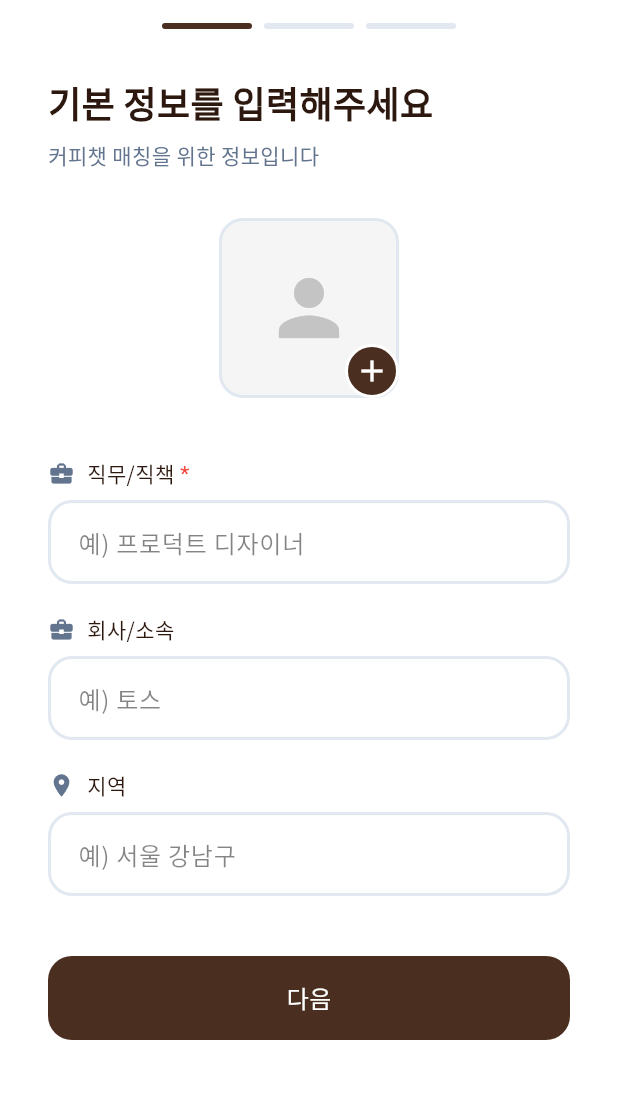
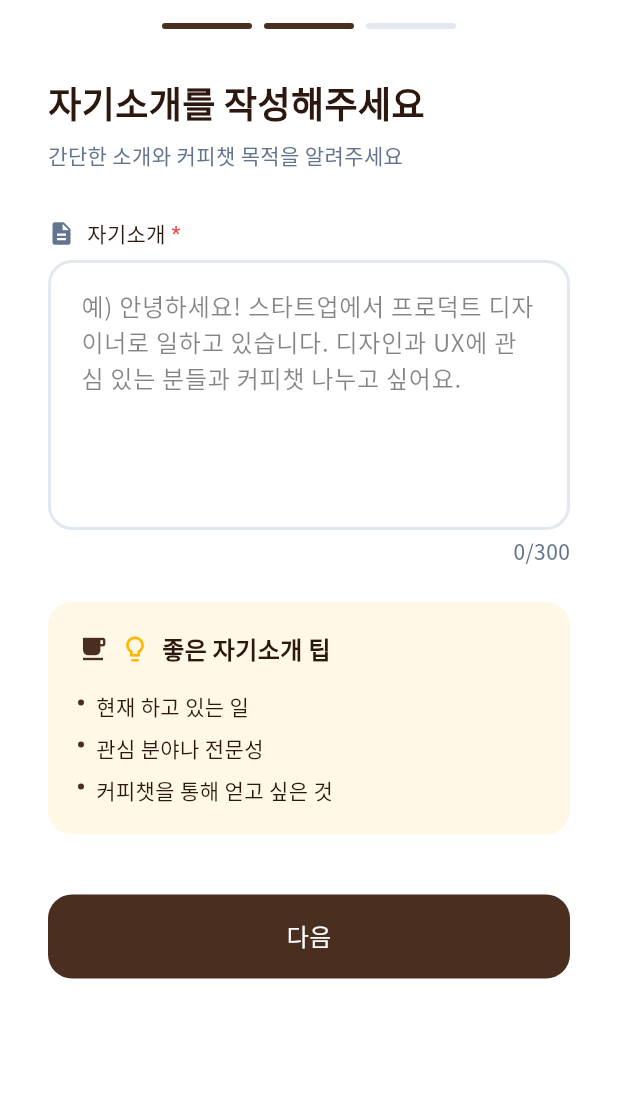
Before and after one commit to project-A-A/AA-APP, a Flutter app: the ProfileInfoScreen screen opened directly, after a tap on "다음", on a phone screen of 412 x 824 dp, the part 73-1172 px from its top. Run offline on Flutter 3.47's test engine with Material 3 defaults, Android fonts, the phone set to English and light mode, and no system bars; our stand-ins replace flutter_svg, image_picker; Roboto replaces fonts that are missing (NotoSansKR); project files that could hold a hidden picture were left out.

Commit message:
feat: 프로필 자기소개 작성 페이지 UI 퍼블리싱 (#15)
Co-authored-by: heoeunseo08 <s24053@gsm.hs.kr>

```diff
--- a/lib/screen/profile_setting/profile_info.dart
+++ b/lib/screen/profile_setting/profile_info.dart
@@ -202,7 +202,12 @@ class _ProfileInfoScreenState extends State<ProfileInfoScreen> {
               SizedBox(height: 40),
               GestureDetector(
                 onTap: () {
-                  //profile_intro.dart
+                  Navigator.push(
+                    context,
+                    MaterialPageRoute(
+                      builder: (context) => ProfileIntroScreen(),
+                    ),
+                  );
                 },
                 child: Container(
                   width: double.infinity,
--- a/lib/screen/profile_setting/profile_intro.dart
+++ b/lib/screen/profile_setting/profile_intro.dart
@@ -0,0 +1,306 @@
+import 'package:flutter/material.dart';
+
+class ProfileIntroScreen extends StatefulWidget {
+  const ProfileIntroScreen({super.key});
+
+  @override
+  State<ProfileIntroScreen> createState() => _ProfileIntroScreenState();
+}
+
+class _ProfileIntroScreenState extends State<ProfileIntroScreen> {
+  final TextEditingController introController = TextEditingController();
+  final int maxLength = 300;
+
+  @override
+  void initState() {
+    super.initState();
+    introController.addListener(() {
+      setState(() {});
+    });
+  }
+
+  @override
+  Widget build(BuildContext context) {
+    return Scaffold(
+      backgroundColor: Colors.white,
+      appBar: AppBar(
+        backgroundColor: Colors.white,
+        elevation: 0,
+        leading: IconButton(
+          icon: Icon(Icons.arrow_back_ios_new, color: Color(0xff2D1810)),
+          onPressed: () => Navigator.pop(context),
+        ),
+        centerTitle: true,
+        title: Text(
+          '프로필 설정',
+          style: TextStyle(
+            fontFamily: 'Noto Sans KR',
+            fontSize: 32,
+            fontWeight: FontWeight.w900,
+            color: Color(0xff2D1810),
+          ),
+        ),
+        bottom: PreferredSize(
+          preferredSize: Size.fromHeight(20),
+          child: Padding(
+            padding: const EdgeInsets.only(bottom: 8.0),
+            child: Row(
+              mainAxisAlignment: MainAxisAlignment.center,
+              children: [
+                Container(
+                  width: 60,
+                  height: 4,
+                  decoration: BoxDecoration(
+                    color: Color(0xff4A2E1F),
+                    borderRadius: BorderRadius.circular(2),
+                  ),
+                ),
+                SizedBox(width: 8),
+                Container(
+                  width: 60,
+                  height: 4,
+                  decoration: BoxDecoration(
+                    color: Color(0xff4A2E1F),
+                    borderRadius: BorderRadius.circular(2),
+                  ),
+                ),
+                SizedBox(width: 8),
+                Container(
+                  width: 60,
+                  height: 4,
+                  decoration: BoxDecoration(
+                    color: Color(0xffE2E8F0),
+                    borderRadius: BorderRadius.circular(2),
+                  ),
+                ),
+              ],
+            ),
+          ),
+        ),
+      ),
+      body: SingleChildScrollView(
+        child: Padding(
+          padding: const EdgeInsets.symmetric(horizontal: 32, vertical: 24),
+          child: Column(
+            crossAxisAlignment: CrossAxisAlignment.start,
+            children: [
+              Text(
+                '자기소개를 작성해주세요',
+                style: TextStyle(
+                  fontFamily: 'Noto Sans KR',
+                  fontSize: 24,
+                  fontWeight: FontWeight.w700,
+                  color: Color(0xff2D1810),
+                ),
+              ),
+              SizedBox(height: 8),
+              Text(
+                '간단한 소개와 커피챗 목적을 알려주세요',
+                style: TextStyle(
+                  fontFamily: 'Noto Sans KR',
+                  fontSize: 14,
+                  fontWeight: FontWeight.w400,
+                  color: Color(0xff62748E),
+                ),
+              ),
+              SizedBox(height: 32),
+              _buildIntroTextField(),
+              SizedBox(height: 24),
+              _buildTipsSection(),
+              SizedBox(height: 40),
+              GestureDetector(
+                onTap: () {
+                  // 다음 단계로 이동하는 로직
+                  // Navigator.push(context, MaterialPageRoute(builder: (context) => NextScreen()));
+                },
+                child: Container(
+                  width: double.infinity,
+                  height: 56,
+                  decoration: BoxDecoration(
+                    color: Color(0xff4A2E1F),
+                    borderRadius: BorderRadius.circular(16),
+                  ),
+                  alignment: Alignment.center,
+                  child: Text(
+                    '다음',
+                    style: TextStyle(
+                      color: Colors.white,
+                      fontSize: 16,
+                      fontWeight: FontWeight.w400,
+                      fontFamily: 'Noto Sans KR',
+                    ),
+                  ),
+                ),
+              ),
+              SizedBox(height: 24),
+            ],
+          ),
+        ),
+      ),
+    );
+  }
+
+  Widget _buildIntroTextField() {
+    return Column(
+      crossAxisAlignment: CrossAxisAlignment.start,
+      children: [
+        Row(
+          children: [
+            Icon(
+              Icons.description,
+              size: 18,
+              color: Color(0xff62748E),
+            ),
+            SizedBox(width: 8),
+            Text(
+              '자기소개',
+              style: TextStyle(
+                fontWeight: FontWeight.w400,
+                fontSize: 14,
+                fontFamily: 'Noto Sans KR',
+                color: Color(0xff2D1810),
+              ),
+            ),
+            Text(
+              ' *',
+              style: TextStyle(
+                fontWeight: FontWeight.w400,
+                fontSize: 14,
+                color: Colors.red,
+              ),
+            ),
+          ],
+        ),
+        SizedBox(height: 8),
+        Container(
+          decoration: BoxDecoration(
+            border: Border.all(
+              color: Color(0xffE2E8F0),
+              width: 2,
+            ),
+            borderRadius: BorderRadius.circular(16),
+          ),
+          child: TextField(
+            controller: introController,
+            maxLength: maxLength,
+            maxLines: 8,
+            minLines: 6,
+            cursorColor: Color(0xff2D1810),
+            decoration: InputDecoration(
+              enabledBorder: OutlineInputBorder(
+                borderSide: BorderSide.none,
+                borderRadius: BorderRadius.circular(16),
+              ),
+              focusedBorder: OutlineInputBorder(
+                borderSide: BorderSide.none,
+                borderRadius: BorderRadius.circular(16),
+              ),
+              hintText: '예) 안녕하세요! 스타트업에서 프로덕트 디자이너로 일하고 있습니다. 디자인과 UX에 관심 있는 분들과 커피챗 나누고 싶어요.',
+              hintStyle: TextStyle(
+                fontWeight: FontWeight.w400,
+                fontSize: 16,
+                fontFamily: 'Noto Sans KR',
+                color: Color(0xff0A0A0A).withOpacity(0.5),
+              ),
+              contentPadding: EdgeInsets.all(16),
+              counterText: '',
+            ),
+          ),
+        ),
+        SizedBox(height: 4),
+        Align(
+          alignment: Alignment.centerRight,
+          child: Text(
+            '${introController.text.length}/$maxLength',
+            style: TextStyle(
+              fontWeight: FontWeight.w400,
+              fontSize: 14,
+              fontFamily: 'Noto Sans KR',
+              color: Color(0xff62748E),
+            ),
+          ),
+        ),
+      ],
+    );
+  }
+
+  Widget _buildTipsSection() {
+    return Container(
+      padding: EdgeInsets.all(20),
+      decoration: BoxDecoration(
+        color: Color(0xffFFF8E7),
+        borderRadius: BorderRadius.circular(16),
+      ),
+      child: Column(
+        crossAxisAlignment: CrossAxisAlignment.start,
+        children: [
+          Row(
+            children: [
+              Icon(
+                Icons.local_cafe,
+                color: Color(0xff4A2E1F),
+                size: 20,
+              ),
+              SizedBox(width: 8),
+              Icon(
+                Icons.lightbulb_outline,
+                color: Color(0xffFFB800),
+                size: 20,
+              ),
+              SizedBox(width: 8),
+              Text(
+                '좋은 자기소개 팁',
+                style: TextStyle(
+                  fontFamily: 'Noto Sans KR',
+                  fontSize: 16,
+                  fontWeight: FontWeight.w600,
+                  color: Color(0xff2D1810),
+                ),
+              ),
+            ],
+          ),
+          SizedBox(height: 16),
+          _buildTipItem('현재 하고 있는 일'),
+          SizedBox(height: 8),
+          _buildTipItem('관심 분야나 전문성'),
+          SizedBox(height: 8),
+          _buildTipItem('커피챗을 통해 얻고 싶은 것'),
+        ],
+      ),
+    );
+  }
+
+  Widget _buildTipItem(String text) {
+    return Row(
+      crossAxisAlignment: CrossAxisAlignment.start,
+      children: [
+        Container(
+          margin: EdgeInsets.only(top: 6, right: 8),
+          width: 4,
+          height: 4,
+          decoration: BoxDecoration(
+            color: Color(0xff4A2E1F),
+            shape: BoxShape.circle,
+          ),
+        ),
+        Expanded(
+          child: Text(
+            text,
+            style: TextStyle(
+              fontFamily: 'Noto Sans KR',
+              fontSize: 14,
+              fontWeight: FontWeight.w400,
+              color: Color(0xff2D1810),
+            ),
+          ),
+        ),
+      ],
+    );
+  }
+
+  @override
+  void dispose() {
+    introController.dispose();
+    super.dispose();
+  }
+}
```
Also changed, not shown: lib/screen/profile_setting/profile_keyword.dart (deleted).
